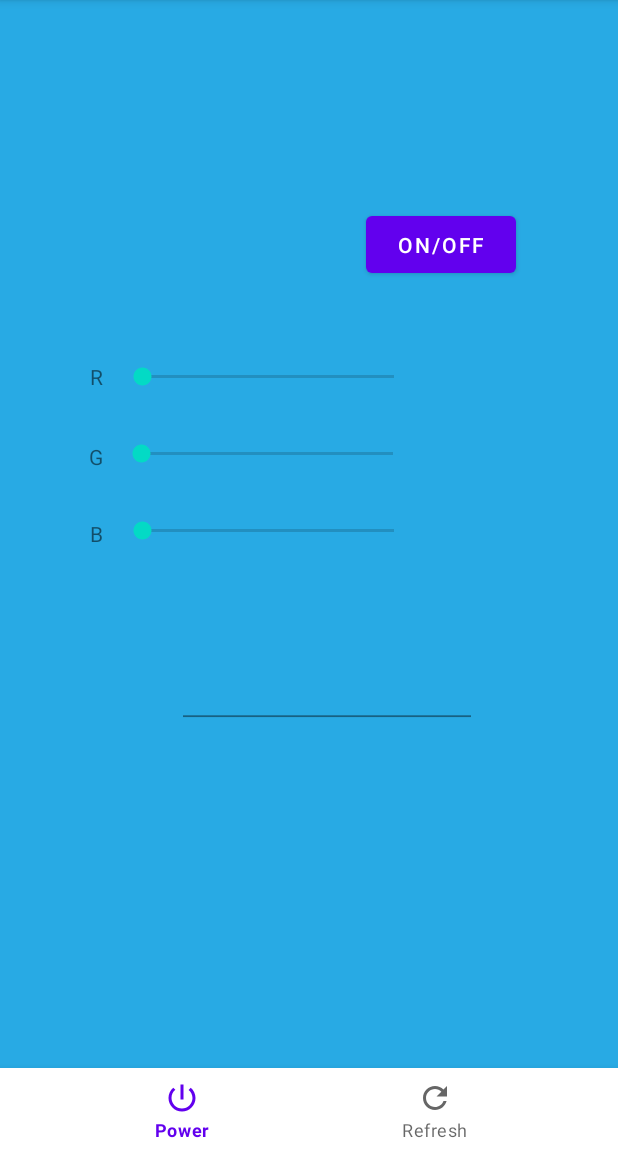
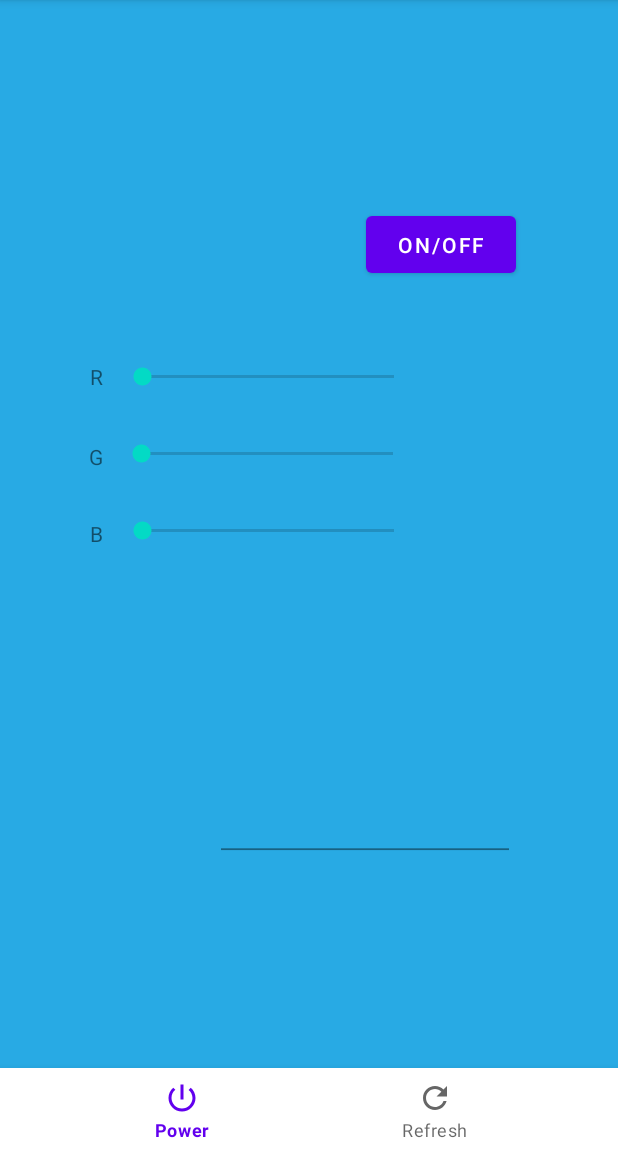
Before and after one commit to Jaspervanes-github/Weekopdrachr-2-Lars-Rook-en-Jasper-van-Es, an Android app: the fragment DetailFragment placed in its activity, on a phone screen of 412 x 824 dp, the part 84-1236 px from its top. Run offline under Robolectric (Android 15) with nearby library versions, the phone set to English and light mode, and no system bars.

Commit message:
[ADDED] the liveData works in combination with the recyclerView, its not optimal yet!

```diff
--- a/app/src/main/java/com/example/philipshueweekopdracht/Data.java
+++ b/app/src/main/java/com/example/philipshueweekopdracht/Data.java
@@ -1,4 +1,6 @@
 package com.example.philipshueweekopdracht;
+
+import com.example.philipshueweekopdracht.ui.ViewModel;
 
 import java.util.ArrayList;
 
@@ -17,6 +19,7 @@ public class Data {
 
     private boolean dataSet;
     private ArrayList<Lamp> allLamps;
+    private ViewModel viewModel;
 
     public Data(){
         this.allLamps = new ArrayList<>();
@@ -38,4 +41,12 @@ public class Data {
     public void setAllLamps(ArrayList<Lamp> allLamps) {
         this.allLamps = allLamps;
     }
+
+    public ViewModel getViewModel() {
+        return viewModel;
+    }
+
+    public void setViewModel(ViewModel viewModel) {
+        this.viewModel = viewModel;
+    }
 }
--- a/app/src/main/java/com/example/philipshueweekopdracht/MainActivity.java
+++ b/app/src/main/java/com/example/philipshueweekopdracht/MainActivity.java
@@ -14,6 +14,7 @@ import com.google.android.material.bottomnavigation.BottomNavigationView;
 public class MainActivity extends AppCompatActivity {
 
     private Res res;
+    private int counter = 0;
     @Override
     public Resources getResources() {
         if(res == null){
@@ -29,7 +30,7 @@ public class MainActivity extends AppCompatActivity {
         BottomNavigationView navView = findViewById(R.id.nav_viewer);
         navView.setOnNavigationItemSelectedListener(navListener);
 
-        getSupportFragmentManager().beginTransaction().replace(R.id.fragment_container, new MainFragment(this)).commit();
+        getSupportFragmentManager().beginTransaction().replace(R.id.fragment_container, new MainFragment()).commit();
 
     }
 
@@ -40,6 +41,8 @@ public class MainActivity extends AppCompatActivity {
                     switch (item.getItemId()) {
                         case R.id.navigation_power: {
                             //switch all lamps on/off
+                            Lamp lamp = new Lamp(counter + "", "lamp" + counter, true, 255, 0, 0);
+                            Data.getInstance().getViewModel().addLamp(lamp);
                         }
                         case R.id.navigation_refresh: {
                             //refresh current lamps
--- a/app/src/main/java/com/example/philipshueweekopdracht/ui/ViewModel.java
+++ b/app/src/main/java/com/example/philipshueweekopdracht/ui/ViewModel.java
@@ -2,19 +2,52 @@ package com.example.philipshueweekopdracht.ui;
 
 import androidx.lifecycle.MutableLiveData;
 
+import com.example.philipshueweekopdracht.Data;
 import com.example.philipshueweekopdracht.Lamp;
+
+import java.util.ArrayList;
 
 public class ViewModel extends androidx.lifecycle.ViewModel {
 
+    private MutableLiveData<ArrayList<Lamp>> allLamps;
     private MutableLiveData<Lamp> lampSelected;
 
-
+    public ViewModel(){
+        allLamps = new MutableLiveData<>();
+        lampSelected = new MutableLiveData<>();
+        this.allLamps.setValue(new ArrayList<>());
+        this.lampSelected.setValue(null);
+    }
 
     public MutableLiveData<Lamp> getLampSelected() {
         return lampSelected;
     }
 
-    public void setLampSelected(MutableLiveData<Lamp> lampSelected) {
-        this.lampSelected = lampSelected;
+    public void setLampSelected(Lamp lampSelected) {
+        this.lampSelected.setValue(lampSelected);
+    }
+
+
+    public MutableLiveData<ArrayList<Lamp>> getAllLamps() {
+        return allLamps;
+    }
+
+    public void setAllLamps(ArrayList<Lamp> lamps){
+        this.allLamps.setValue(lamps);
+    }
+
+    public void addLamp(Lamp lamp){
+        this.allLamps.getValue().add(lamp);
+    }
+
+    public void deleteLamp(Lamp lamp){
+        this.allLamps.getValue().remove(lamp);
+    }
+    public void clearList(){
+        this.allLamps.getValue().clear();
+    }
+
+    public void update(){
+        setAllLamps(this.allLamps.getValue());
     }
 }
--- a/app/src/main/java/com/example/philipshueweekopdracht/ui/fragments/DetailFragment.java
+++ b/app/src/main/java/com/example/philipshueweekopdracht/ui/fragments/DetailFragment.java
@@ -8,27 +8,42 @@ import android.widget.TextView;
 
 import androidx.annotation.NonNull;
 import androidx.fragment.app.Fragment;
+import androidx.lifecycle.LifecycleOwner;
+import androidx.lifecycle.Observer;
 import androidx.lifecycle.ViewModelProvider;
+import androidx.recyclerview.widget.LinearLayoutManager;
 
+import com.example.philipshueweekopdracht.Lamp;
 import com.example.philipshueweekopdracht.R;
+import com.example.philipshueweekopdracht.ui.Adapter;
 import com.example.philipshueweekopdracht.ui.ViewModel;
 
-public class DetailFragment extends Fragment {
+import java.util.ArrayList;
 
-    private ViewModel refreshViewModel;
+public class DetailFragment extends Fragment implements LifecycleOwner {
+
+    private ViewModel viewModel;
+    private View view;
 
     public View onCreateView(@NonNull LayoutInflater inflater,
                              ViewGroup container, Bundle savedInstanceState) {
-        refreshViewModel =
-                new ViewModelProvider(this).get(ViewModel.class);
+        viewModel = new ViewModelProvider(this).get(ViewModel.class);
+        viewModel.getLampSelected().observe(this.getViewLifecycleOwner(), lampObserver);
         View root = inflater.inflate(R.layout.fragment_detail, container, false);
-        final TextView textView = root.findViewById(R.id.text_refresh);
-//        refreshViewModel.getText().observe(getViewLifecycleOwner(), new Observer<String>() {
-//            @Override
-//            public void onChanged(@Nullable String s) {
-//                textView.setText(s);
-//            }
-//        });
+        this.view = root;
+
+        //TODO: connect the layout components to the correct values, which they need to be displayed.
+
         return root;
     }
+
+
+    Observer<Lamp> lampObserver = new Observer<Lamp>() {
+        @Override
+        public void onChanged(Lamp lamp) {
+        //TODO: fill this up for the selected Lamp to keep the detail screen up to date.
+
+        }
+    };
+
 }
--- a/app/src/main/java/com/example/philipshueweekopdracht/ui/fragments/MainFragment.java
+++ b/app/src/main/java/com/example/philipshueweekopdracht/ui/fragments/MainFragment.java
@@ -1,7 +1,9 @@
 package com.example.philipshueweekopdracht.ui.fragments;
 
 
+import android.content.Context;
 import android.os.Bundle;
+import android.util.Log;
 import android.view.LayoutInflater;
 import android.view.View;
 import android.view.ViewGroup;
@@ -10,6 +12,8 @@ import androidx.annotation.NonNull;
 
 
 import androidx.fragment.app.Fragment;
+import androidx.lifecycle.LifecycleOwner;
+import androidx.lifecycle.Observer;
 import androidx.lifecycle.ViewModelProvider;
 import androidx.recyclerview.widget.LinearLayoutManager;
 import androidx.recyclerview.widget.RecyclerView;
@@ -21,30 +25,33 @@ import com.example.philipshueweekopdracht.R;
 import com.example.philipshueweekopdracht.ui.Adapter;
 import com.example.philipshueweekopdracht.ui.ViewModel;
 
-public class MainFragment extends Fragment implements Adapter.OnItemClickListener {
+import org.w3c.dom.ls.LSOutput;
+
+import java.util.ArrayList;
+
+public class MainFragment extends Fragment implements Adapter.OnItemClickListener, LifecycleOwner {
 
     private Data data = Data.getInstance();
     private RecyclerView recyclerView;
     private Adapter adapter;
     private MainActivity main;
-    private ViewModel powerViewModel;
+    private Context context;
+    private MainFragment mainFragment;
 
-    public MainFragment(MainActivity mainActivity){
-        main = mainActivity;
-    }
+   // public MainFragment(MainActivity mainActivity){
+    //    main = mainActivity;
+    //}
 
     public View onCreateView(@NonNull LayoutInflater inflater, ViewGroup container, Bundle savedInstanceState) {
         View root = inflater.inflate(R.layout.fragment_main, container, false);
-        powerViewModel = new ViewModelProvider(this).get(ViewModel.class);
-        //final TextView textView = root.findViewById(R.id.text_power);
-//        powerViewModel.getText().observe(getViewLifecycleOwner(), new Observer<String>() {
-//            @Override
-//            public void onChanged(@Nullable String s) {
-//               // textView.setText(s);
-//            }
-//        });
+        this.context = root.getContext();
+        this.mainFragment = this;
+        ViewModel viewModel = new ViewModelProvider(this).get(ViewModel.class);
+        data.setViewModel(viewModel);
+        data.getViewModel().getAllLamps().observe(mainFragment.getViewLifecycleOwner(), listOfLampsObserver);
+
         if(!data.isDataSet()){
-            init();
+            //init();
             recyclerView = root.findViewById(R.id.lampListRV);
             adapter = new Adapter(root.getContext(), data.getAllLamps(), this);
             recyclerView.setAdapter(adapter);
@@ -80,9 +87,19 @@ public class MainFragment extends Fragment implements Adapter.OnItemClickListene
 
     @Override
     public void onItemClick(int clickPosition) {
-        Lamp selectedLamp = data.getAllLamps().get(clickPosition);
-        main.getSupportFragmentManager().beginTransaction().replace(R.id.fragment_container, new DetailFragment()).commit();
+        data.getViewModel().setLampSelected(data.getViewModel().getAllLamps().getValue().get(clickPosition));
+        //main.getSupportFragmentManager().beginTransaction().replace(R.id.fragment_container, new DetailFragment()).commit();
     }
+
+    Observer<ArrayList<Lamp>> listOfLampsObserver = new Observer<ArrayList<Lamp>>(){
+        @Override
+        public void onChanged(ArrayList<Lamp> lamps) {
+            System.out.println("HALLLOOOOOOOOOOOOOOOOOOOOOOOOOOO");
+            adapter = new Adapter(context, lamps, mainFragment);
+            recyclerView.setLayoutManager(new LinearLayoutManager(context));
+            recyclerView.setAdapter(adapter);
+        }
+    };
 
 
 
--- a/app/src/main/res/layout/fragment_detail.xml
+++ b/app/src/main/res/layout/fragment_detail.xml
@@ -11,7 +11,6 @@
         android:id="@+id/text_refresh"
         android:layout_width="wrap_content"
         android:layout_height="wrap_content"
-        android:flow_horizontalAlign="center"
         android:textAlignment="center"
         android:textSize="20sp"
         app:layout_constraintBottom_toBottomOf="parent"
@@ -152,6 +151,17 @@
         app:layout_constraintVertical_bias="0.497" />
 
 
+    <ImageView
+        android:id="@+id/detailImageViewColor"
+        android:layout_width="200dp"
+        android:layout_height="50dp"
+        android:layout_marginTop="36dp"
+        app:layout_constraintBottom_toBottomOf="parent"
+        app:layout_constraintEnd_toEndOf="parent"
+        app:layout_constraintHorizontal_bias="0.369"
+        app:layout_constraintStart_toStartOf="parent"
+        app:layout_constraintTop_toBottomOf="@+id/detailSeekBarB"
+        app:layout_constraintVertical_bias="0.0" />
 
     <TextView
         android:id="@+id/detailTextViewName"
@@ -162,19 +172,19 @@
         app:layout_constraintHorizontal_bias="0.143"
         app:layout_constraintStart_toStartOf="parent"
         app:layout_constraintTop_toTopOf="parent"
-        app:layout_constraintVertical_bias="0.672" />
+        app:layout_constraintVertical_bias="0.801" />
 
     <EditText
         android:id="@+id/detailEditTextName"
-        android:maxLength="25"
         android:layout_width="200dp"
         android:layout_height="20dp"
+        android:maxLength="25"
         app:layout_constraintBottom_toBottomOf="parent"
         app:layout_constraintEnd_toEndOf="parent"
-        app:layout_constraintHorizontal_bias="0.388"
+        app:layout_constraintHorizontal_bias="0.552"
         app:layout_constraintStart_toEndOf="@+id/detailTextViewName"
         app:layout_constraintTop_toTopOf="parent"
-        app:layout_constraintVertical_bias="0.672" />
+        app:layout_constraintVertical_bias="0.801" />
 
 
 </androidx.constraintlayout.widget.ConstraintLayout>
```
